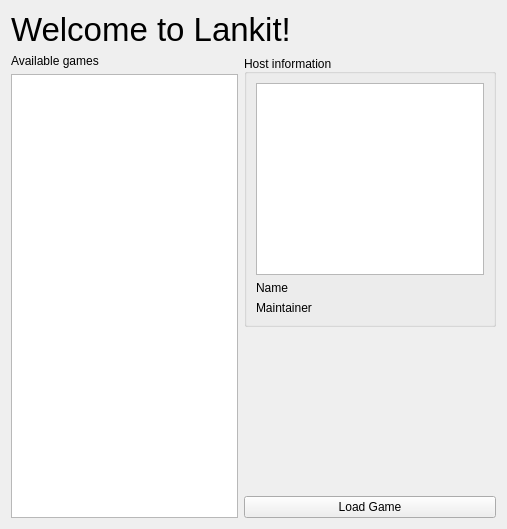
Above: lankitapp/ui/mainform.ui from marcsello/lankit-menu before the change. Below: the same form after it.
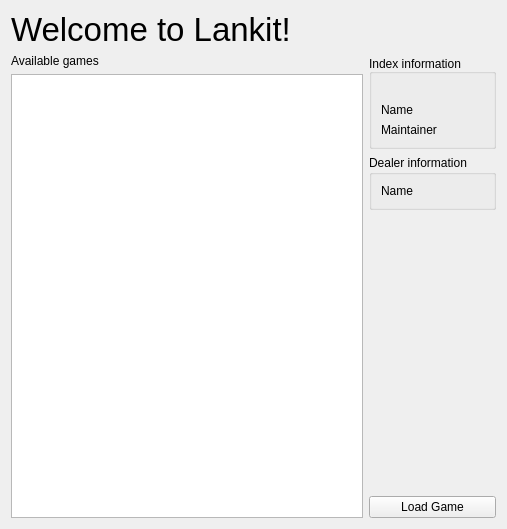
That is the form after the change.

What changed in the file:
```diff
--- a/lankitapp/ui/mainform.ui
+++ b/lankitapp/ui/mainform.ui
@@ -47,7 +47,7 @@
        <item>
         <widget class="QGroupBox" name="groupHostInfo">
          <property name="title">
-          <string>Host information</string>
+          <string>Index information</string>
          </property>
          <property name="alignment">
           <set>Qt::AlignBottom|Qt::AlignLeading|Qt::AlignLeft</set>
@@ -60,24 +60,21 @@
          </property>
          <layout class="QVBoxLayout" name="verticalLayout_4">
           <item>
-           <widget class="QGraphicsView" name="graphicsViewBanner">
+           <widget class="QLabel" name="labelBannerImage">
             <property name="sizePolicy">
              <sizepolicy hsizetype="Fixed" vsizetype="Fixed">
               <horstretch>0</horstretch>
               <verstretch>0</verstretch>
              </sizepolicy>
             </property>
-            <property name="minimumSize">
+            <property name="maximumSize">
              <size>
-              <width>227</width>
-              <height>192</height>
+              <width>200</width>
+              <height>200</height>
              </size>
             </property>
-            <property name="baseSize">
-             <size>
-              <width>227</width>
-              <height>192</height>
-             </size>
+            <property name="text">
+             <string/>
             </property>
            </widget>
           </item>
@@ -116,6 +113,29 @@
          </layout>
         </widget>
        </item>
+       <item>
+        <widget class="QGroupBox" name="groupDealerInfo">
+         <property name="title">
+          <string>Dealer information</string>
+         </property>
+         <layout class="QFormLayout" name="formLayout_2">
+          <item row="0" column="0">
+           <widget class="QLabel" name="labelDealerNameLabel">
+            <property name="text">
+             <string>Name</string>
+            </property>
+           </widget>
+          </item>
+          <item row="0" column="1">
+           <widget class="QLabel" name="labelDealerNameValue">
+            <property name="text">
+             <string/>
+            </property>
+           </widget>
+          </item>
+         </layout>
+        </widget>
+       </item>
        <item>
         <spacer name="verticalSpacer">
          <property name="orientation">
```
Left out of the diff: 18 changed lines with no effect on the pictures.
